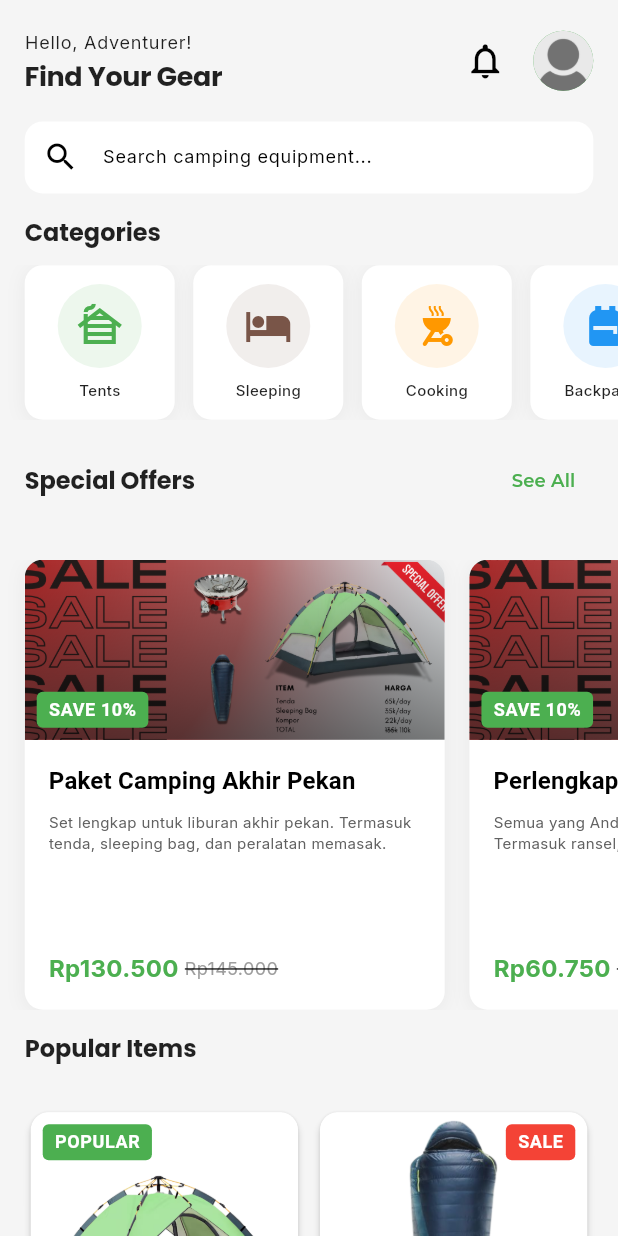
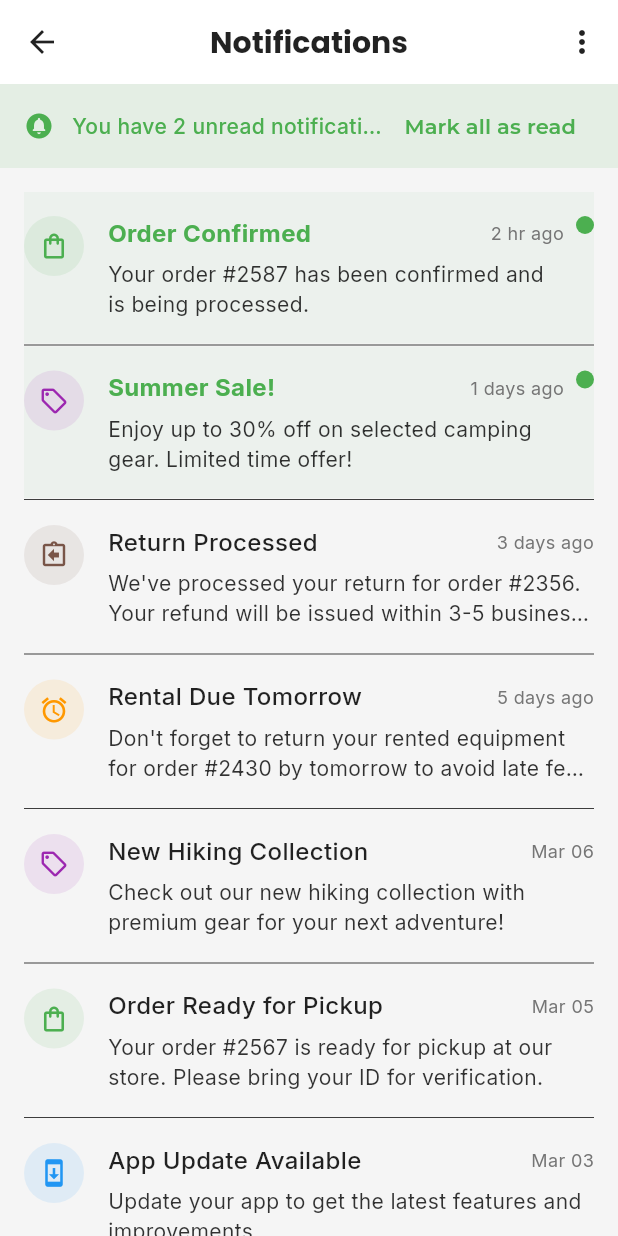
Before and after one commit to frzxw/quiz_provis_c1_2025, a Flutter app: the HomeScreen screen opened directly, after a tap on the "notifications" icon, on a phone screen of 412 x 824 dp. Run offline on Flutter 3.47's test engine with Material 3 defaults, Android fonts, the light colour scheme and no system bars; our stand-ins replace google_fonts.

Commit message:
feat: add navigation to notifications screen from home screen

```diff
--- a/lib/screens/home_screen.dart
+++ b/lib/screens/home_screen.dart
@@ -4,6 +4,7 @@ import '../widgets/category_card.dart';
 import '../widgets/item_card.dart';
 import '../widgets/promotion_card.dart';
 import 'promotions_screen.dart';
+import 'notifications_screen.dart';
 
 class HomeScreen extends StatefulWidget {
   const HomeScreen({super.key});
@@ -78,7 +79,15 @@ class _HomeScreenState extends State<HomeScreen> {
                         ),
                         IconButton(
                           icon: const Icon(Icons.notifications_outlined),
-                          onPressed: () {},
+                          onPressed: () {
+                            Navigator.push(
+                              context,
+                              MaterialPageRoute(
+                                builder: (context) =>
+                                    const NotificationsScreen(),
+                              ),
+                            );
+                          },
                           iconSize: 28,
                         ),
                         const SizedBox(width: 8),
--- /dev/null
+++ b/lib/screens/notifications_screen.dart
@@ -0,0 +1,490 @@
+import 'package:flutter/material.dart';
+import 'package:intl/intl.dart';
+
+class NotificationsScreen extends StatefulWidget {
+  const NotificationsScreen({super.key});
+
+  @override
+  State<NotificationsScreen> createState() => _NotificationsScreenState();
+}
+
+class _NotificationsScreenState extends State<NotificationsScreen> {
+  final List<Map<String, dynamic>> _notifications = [
+    {
+      'id': 1,
+      'type': 'order',
+      'title': 'Order Confirmed',
+      'message': 'Your order #2587 has been confirmed and is being processed.',
+      'timestamp': DateTime.now().subtract(const Duration(hours: 2)),
+      'isRead': false,
+    },
+    {
+      'id': 2,
+      'type': 'promo',
+      'title': 'Summer Sale!',
+      'message':
+          'Enjoy up to 30% off on selected camping gear. Limited time offer!',
+      'timestamp': DateTime.now().subtract(const Duration(days: 1)),
+      'isRead': false,
+    },
+    {
+      'id': 3,
+      'type': 'return',
+      'title': 'Return Processed',
+      'message':
+          'We\'ve processed your return for order #2356. Your refund will be issued within 3-5 business days.',
+      'timestamp': DateTime.now().subtract(const Duration(days: 3)),
+      'isRead': true,
+    },
+    {
+      'id': 4,
+      'type': 'reminder',
+      'title': 'Rental Due Tomorrow',
+      'message':
+          'Don\'t forget to return your rented equipment for order #2430 by tomorrow to avoid late fees.',
+      'timestamp': DateTime.now().subtract(const Duration(days: 5)),
+      'isRead': true,
+    },
+    {
+      'id': 5,
+      'type': 'promo',
+      'title': 'New Hiking Collection',
+      'message':
+          'Check out our new hiking collection with premium gear for your next adventure!',
+      'timestamp': DateTime.now().subtract(const Duration(days: 7)),
+      'isRead': true,
+    },
+    {
+      'id': 6,
+      'type': 'order',
+      'title': 'Order Ready for Pickup',
+      'message':
+          'Your order #2567 is ready for pickup at our store. Please bring your ID for verification.',
+      'timestamp': DateTime.now().subtract(const Duration(days: 8)),
+      'isRead': true,
+    },
+    {
+      'id': 7,
+      'type': 'system',
+      'title': 'App Update Available',
+      'message': 'Update your app to get the latest features and improvements.',
+      'timestamp': DateTime.now().subtract(const Duration(days: 10)),
+      'isRead': true,
+    },
+    {
+      'id': 8,
+      'type': 'promo',
+      'title': 'Weekend Flash Sale',
+      'message':
+          'Flash sale this weekend! Get 20% off on tents and sleeping bags.',
+      'timestamp': DateTime.now().subtract(const Duration(days: 12)),
+      'isRead': true,
+    },
+  ];
+
+  void _markAllAsRead() {
+    setState(() {
+      for (var notification in _notifications) {
+        notification['isRead'] = true;
+      }
+    });
+  }
+
+  void _clearAll() {
+    showDialog(
+      context: context,
+      builder: (context) => AlertDialog(
+        title: const Text('Clear All Notifications'),
+        content:
+            const Text('Are you sure you want to clear all notifications?'),
+        actions: [
+          TextButton(
+            onPressed: () => Navigator.pop(context),
+            child: const Text('Cancel'),
+          ),
+          TextButton(
+            onPressed: () {
+              setState(() => _notifications.clear());
+              Navigator.pop(context);
+            },
+            child: Text(
+              'Clear',
+              style: TextStyle(
+                color: Theme.of(context).colorScheme.primary,
+              ),
+            ),
+          ),
+        ],
+      ),
+    );
+  }
+
+  void _markAsRead(int id) {
+    setState(() {
+      final index =
+          _notifications.indexWhere((notification) => notification['id'] == id);
+      if (index != -1) {
+        _notifications[index]['isRead'] = true;
+      }
+    });
+  }
+
+  IconData _getIconForType(String type) {
+    switch (type) {
+      case 'order':
+        return Icons.shopping_bag_outlined;
+      case 'promo':
+        return Icons.local_offer_outlined;
+      case 'return':
+        return Icons.assignment_return_outlined;
+      case 'reminder':
+        return Icons.alarm_outlined;
+      case 'system':
+        return Icons.system_update_outlined;
+      default:
+        return Icons.notifications_outlined;
+    }
+  }
+
+  Color _getColorForType(String type) {
+    switch (type) {
+      case 'order':
+        return const Color(0xFF4CAF50);
+      case 'promo':
+        return const Color(0xFF9C27B0);
+      case 'return':
+        return const Color(0xFF795548);
+      case 'reminder':
+        return const Color(0xFFFF9800);
+      case 'system':
+        return const Color(0xFF2196F3);
+      default:
+        return const Color(0xFF9E9E9E);
+    }
+  }
+
+  String _formatTimestamp(DateTime timestamp) {
+    final now = DateTime.now();
+    final difference = now.difference(timestamp);
+
+    if (difference.inMinutes < 60) {
+      return '${difference.inMinutes} min ago';
+    } else if (difference.inHours < 24) {
+      return '${difference.inHours} hr ago';
+    } else if (difference.inDays < 7) {
+      return '${difference.inDays} days ago';
+    } else {
+      return DateFormat('MMM dd').format(timestamp);
+    }
+  }
+
+  @override
+  Widget build(BuildContext context) {
+    final theme = Theme.of(context);
+    final size = MediaQuery.of(context).size;
+
+    final bool isSmallScreen = size.width < 360;
+    final bool isTabletOrLarger = size.width >= 600;
+    final bool isWideScreen = size.width >= 1200;
+
+    final double padding =
+        isSmallScreen ? 12.0 : (isTabletOrLarger ? 24.0 : 16.0);
+    final double badgeSize =
+        isSmallScreen ? 10.0 : (isTabletOrLarger ? 14.0 : 12.0);
+
+    final double titleFontSize =
+        isSmallScreen ? 14.0 : (isTabletOrLarger ? 18.0 : 16.0);
+    final double messageFontSize =
+        isSmallScreen ? 12.0 : (isTabletOrLarger ? 16.0 : 14.0);
+    final double timeFontSize =
+        isSmallScreen ? 10.0 : (isTabletOrLarger ? 14.0 : 12.0);
+
+    final bool hasUnreadNotifications =
+        _notifications.any((notification) => notification['isRead'] == false);
+    final int unreadCount = _notifications
+        .where((notification) => notification['isRead'] == false)
+        .length;
+
+    return Scaffold(
+      appBar: AppBar(
+        title: Text(
+          'Notifications',
+          style: TextStyle(fontSize: isSmallScreen ? 18 : 20),
+        ),
+        actions: [
+          if (_notifications.isNotEmpty)
+            PopupMenuButton(
+              icon: Icon(Icons.more_vert, size: isSmallScreen ? 22 : 24),
+              itemBuilder: (context) => [
+                if (hasUnreadNotifications)
+                  PopupMenuItem(
+                    onTap: _markAllAsRead,
+                    child: Row(
+                      children: [
+                        Icon(Icons.mark_email_read,
+                            color: theme.colorScheme.primary,
+                            size: isSmallScreen ? 18 : 20),
+                        SizedBox(width: isSmallScreen ? 8 : 12),
+                        Text(
+                          'Mark all as read',
+                          style: TextStyle(fontSize: isSmallScreen ? 14 : 16),
+                        ),
+                      ],
+                    ),
+                  ),
+                PopupMenuItem(
+                  onTap: _clearAll,
+                  child: Row(
+                    children: [
+                      Icon(Icons.delete_outline,
+                          color: Colors.red, size: isSmallScreen ? 18 : 20),
+                      SizedBox(width: isSmallScreen ? 8 : 12),
+                      Text(
+                        'Clear all',
+                        style: TextStyle(fontSize: isSmallScreen ? 14 : 16),
+                      ),
+                    ],
+                  ),
+                ),
+              ],
+            ),
+        ],
+      ),
+      body: Center(
+        child: Container(
+          constraints:
+              BoxConstraints(maxWidth: isWideScreen ? 1200 : double.infinity),
+          child: _notifications.isEmpty
+              ? Center(
+                  child: Column(
+                    mainAxisAlignment: MainAxisAlignment.center,
+                    children: [
+                      Icon(
+                        Icons.notifications_off_outlined,
+                        size: isTabletOrLarger ? 80 : 60,
+                        color: Colors.grey.shade400,
+                      ),
+                      SizedBox(height: isSmallScreen ? 16 : 24),
+                      Text(
+                        'No Notifications',
+                        style: theme.textTheme.titleLarge?.copyWith(
+                          fontSize:
+                              isSmallScreen ? 18 : (isTabletOrLarger ? 24 : 20),
+                          color: Colors.grey.shade700,
+                        ),
+                        overflow: TextOverflow.ellipsis,
+                      ),
+                      SizedBox(height: isSmallScreen ? 8 : 12),
+                      Padding(
+                        padding:
+                            EdgeInsets.symmetric(horizontal: padding * 1.5),
+                        child: Text(
+                          'You don\'t have any notifications at the moment. We\'ll notify you about orders, promotions, and more.',
+                          style: theme.textTheme.bodyMedium?.copyWith(
+                            fontSize: isSmallScreen ? 14 : 16,
+                            color: Colors.grey.shade600,
+                          ),
+                          textAlign: TextAlign.center,
+                          overflow: TextOverflow.ellipsis,
+                          maxLines: 3,
+                        ),
+                      ),
+                    ],
+                  ),
+                )
+              : Column(
+                  children: [
+                    if (hasUnreadNotifications)
+                      Container(
+                        padding: EdgeInsets.symmetric(
+                          vertical: isSmallScreen ? 8 : 12,
+                          horizontal: padding,
+                        ),
+                        color: theme.colorScheme.primary.withOpacity(0.1),
+                        child: Row(
+                          children: [
+                            Icon(
+                              Icons.circle_notifications,
+                              color: theme.colorScheme.primary,
+                              size: isSmallScreen ? 18 : 20,
+                            ),
+                            SizedBox(width: isSmallScreen ? 8 : 12),
+                            Expanded(
+                              child: Text(
+                                'You have $unreadCount unread notification${unreadCount > 1 ? 's' : ''}',
+                                style: TextStyle(
+                                  color: theme.colorScheme.primary,
+                                  fontSize: isSmallScreen ? 12 : 14,
+                                  fontWeight: FontWeight.w500,
+                                ),
+                                overflow: TextOverflow.ellipsis,
+                              ),
+                            ),
+                            TextButton(
+                              onPressed: _markAllAsRead,
+                              style: TextButton.styleFrom(
+                                padding: EdgeInsets.symmetric(
+                                  horizontal: isSmallScreen ? 8 : 12,
+                                  vertical: isSmallScreen ? 4 : 6,
+                                ),
+                                minimumSize: Size.zero,
+                                tapTargetSize: MaterialTapTargetSize.shrinkWrap,
+                              ),
+                              child: Text(
+                                'Mark all as read',
+                                style: TextStyle(
+                                  fontSize: isSmallScreen ? 12 : 14,
+                                  fontWeight: FontWeight.w600,
+                                ),
+                                overflow: TextOverflow.ellipsis,
+                              ),
+                            ),
+                          ],
+                        ),
+                      ),
+                    Expanded(
+                      child: ListView.separated(
+                        padding: EdgeInsets.all(padding),
+                        itemCount: _notifications.length,
+                        separatorBuilder: (context, index) => Divider(
+                          height: isSmallScreen ? 1 : 2,
+                          thickness: 0.5,
+                        ),
+                        itemBuilder: (context, index) {
+                          final notification = _notifications[index];
+                          final bool isRead = notification['isRead'] as bool;
+                          final String type = notification['type'] as String;
+                          final IconData iconData = _getIconForType(type);
+                          final Color iconColor = _getColorForType(type);
+                          final DateTime timestamp =
+                              notification['timestamp'] as DateTime;
+
+                          return Dismissible(
+                            key: Key('notification_${notification['id']}'),
+                            background: Container(
+                              color: Colors.red.shade400,
+                              alignment: Alignment.centerRight,
+                              padding: EdgeInsets.only(right: padding),
+                              child: Icon(
+                                Icons.delete_outline,
+                                color: Colors.white,
+                                size: isSmallScreen ? 22 : 24,
+                              ),
+                            ),
+                            direction: DismissDirection.endToStart,
+                            onDismissed: (direction) {
+                              setState(() {
+                                _notifications.removeAt(index);
+                              });
+                            },
+                            child: InkWell(
+                              onTap: () {
+                                if (!isRead) {
+                                  _markAsRead(notification['id'] as int);
+                                }
+                                // Navigate to notification detail or related screen
+                              },
+                              child: Container(
+                                padding: EdgeInsets.symmetric(
+                                    vertical: isSmallScreen ? 12 : 16),
+                                color: isRead
+                                    ? null
+                                    : theme.colorScheme.primary
+                                        .withOpacity(0.05),
+                                child: Row(
+                                  crossAxisAlignment: CrossAxisAlignment.start,
+                                  children: [
+                                    Container(
+                                      padding: EdgeInsets.all(
+                                          isSmallScreen ? 8 : 10),
+                                      decoration: BoxDecoration(
+                                        color: iconColor.withOpacity(0.1),
+                                        shape: BoxShape.circle,
+                                      ),
+                                      child: Icon(
+                                        iconData,
+                                        color: iconColor,
+                                        size: isSmallScreen ? 18 : 20,
+                                      ),
+                                    ),
+                                    SizedBox(width: isSmallScreen ? 12 : 16),
+                                    Expanded(
+                                      child: Column(
+                                        crossAxisAlignment:
+                                            CrossAxisAlignment.start,
+                                        children: [
+                                          Row(
+                                            children: [
+                                              Expanded(
+                                                child: Text(
+                                                  notification['title']
+                                                      as String,
+                                                  style: TextStyle(
+                                                    fontSize: titleFontSize,
+                                                    fontWeight: isRead
+                                                        ? FontWeight.w500
+                                                        : FontWeight.bold,
+                                                    color: isRead
+                                                        ? Colors.black87
+                                                        : theme.colorScheme
+                                                            .primary,
+                                                  ),
+                                                  overflow:
+                                                      TextOverflow.ellipsis,
+                                                ),
+                                              ),
+                                              SizedBox(
+                                                  width: isSmallScreen ? 4 : 8),
+                                              Text(
+                                                _formatTimestamp(timestamp),
+                                                style: TextStyle(
+                                                  fontSize: timeFontSize,
+                                                  color: Colors.grey.shade600,
+                                                ),
+                                                overflow: TextOverflow.ellipsis,
+                                              ),
+                                            ],
+                                          ),
+                                          SizedBox(
+                                              height: isSmallScreen ? 4 : 6),
+                                          Text(
+                                            notification['message'] as String,
+                                            style: TextStyle(
+                                              fontSize: messageFontSize,
+                                              color: Colors.black87
+                                                  .withOpacity(0.8),
+                                            ),
+                                            maxLines: 2,
+                                            overflow: TextOverflow.ellipsis,
+                                          ),
+                                        ],
+                                      ),
+                                    ),
+                                    if (!isRead)
+                                      Padding(
+                                        padding: EdgeInsets.only(
+                                            left: isSmallScreen ? 4 : 8),
+                                        child: Container(
+                                          width: badgeSize,
+                                          height: badgeSize,
+                                          decoration: BoxDecoration(
+                                            shape: BoxShape.circle,
+                                            color: theme.colorScheme.primary,
+                                          ),
+                                        ),
+                                      ),
+                                  ],
+                                ),
+                              ),
+                            ),
+                          );
+                        },
+                      ),
+                    ),
+                  ],
+                ),
+        ),
+      ),
+    );
+  }
+}
```
